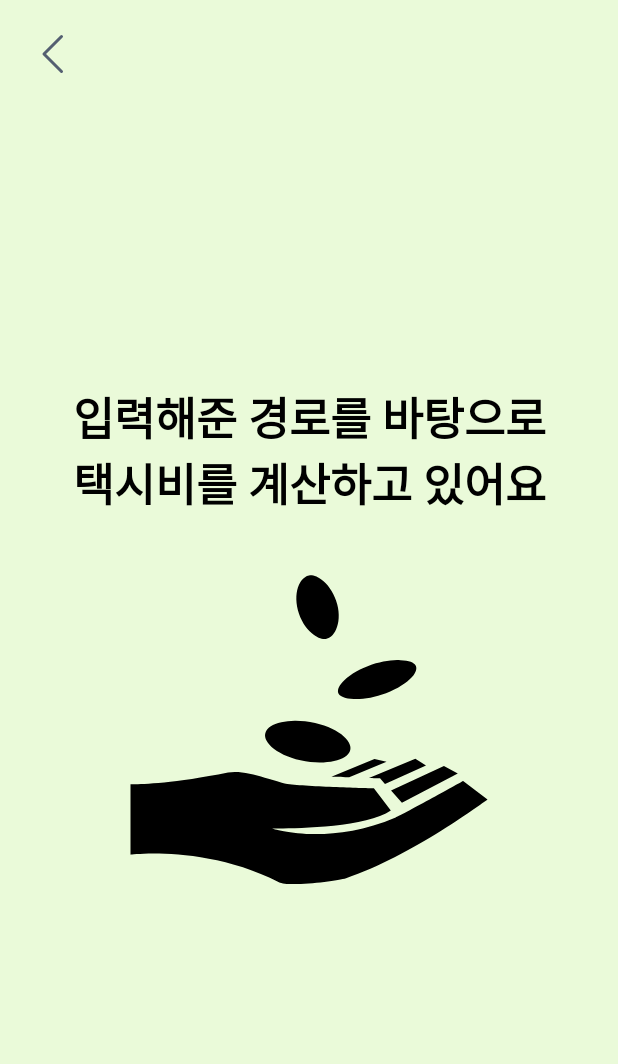
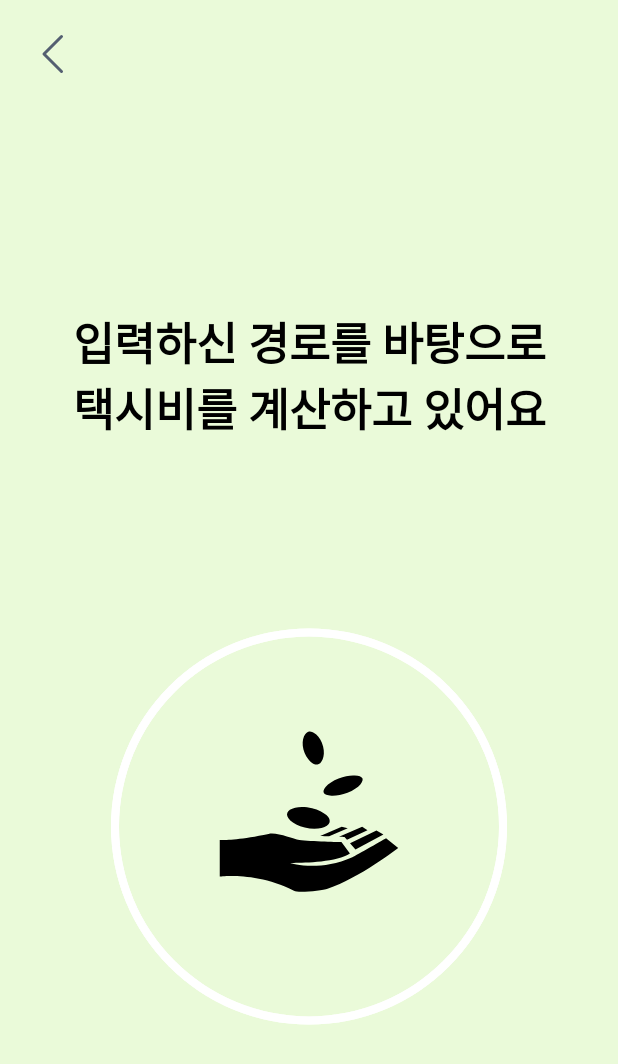
Before and after one commit to CSID-DGU/2024-1-OSS-team-3-TaxiTogether, an Android app: the layout screen7.xml on its own in the app's theme, with its tools: preview values and no code run, on a phone screen of 412 x 824 dp. Shown: the top 1064 px of the screen. Run offline under Robolectric (Android 15) with nearby library versions, the light colour scheme and no system bars.

Commit message:
Modify_screen7(Add_animation)

```diff
--- a/Android/app/src/main/java/com/taxitogether/app/screen7.java
+++ b/Android/app/src/main/java/com/taxitogether/app/screen7.java
@@ -2,17 +2,24 @@ package com.taxitogether.app;
 
 import androidx.appcompat.app.AppCompatActivity;
 
+import android.animation.ObjectAnimator;
 import android.os.Bundle;
 import android.content.Intent;
 import android.os.Handler;
 import android.view.View;
 import android.view.ViewGroup;
+import android.app.Activity;
+import android.widget.ProgressBar;
 public class screen7 extends AppCompatActivity {
     private Handler handler = new Handler();
+
+    private ProgressBar progressBar;
     @Override
     protected void onCreate(Bundle savedInstanceState) {
         super.onCreate(savedInstanceState);
         setContentView(R.layout.screen7);
+
+        progressBar = findViewById(R.id.progressBar);
         startHandler();
     }
 
@@ -23,6 +30,9 @@ public class screen7 extends AppCompatActivity {
     }
 
     private void startHandler() {
+        ObjectAnimator progressAnimator = ObjectAnimator.ofInt(progressBar, "progress", 0, 100);
+        progressAnimator.setDuration(3000); // 3초
+        progressAnimator.start();
         handler.postDelayed(new Runnable() {
             @Override
             public void run() {
--- /dev/null
+++ b/Android/app/src/main/res/anim/rotate_in.xml
@@ -0,0 +1,19 @@
+<?xml version="1.0" encoding="utf-8"?>
+<set xmlns:android="http://schemas.android.com/apk/res/android"
+    android:fillAfter="false">
+    <scale
+        android:fromXScale="1.0"
+        android:toXScale="0.0"
+        android:fromYScale="1.0"
+        android:toYScale="0.0"
+        android:pivotX="50%"
+        android:pivotY="50%"
+        android:duration="1500" />
+
+    <rotate
+        android:fromDegrees="0"
+        android:toDegrees="-360"
+        android:pivotX="50%"
+        android:pivotY="50%"
+        android:duration="1100" />
+</set>
--- /dev/null
+++ b/Android/app/src/main/res/anim/rotate_out.xml
@@ -0,0 +1,19 @@
+<?xml version="1.0" encoding="utf-8"?>
+<set xmlns:android="http://schemas.android.com/apk/res/android"
+    android:fillAfter="true">
+    <scale
+        android:fromXScale="0.0"
+        android:toXScale="1.0"
+        android:fromYScale="0.0"
+        android:toYScale="1.0"
+        android:pivotX="50%"
+        android:pivotY="50%"
+        android:duration="1500" />
+
+    <rotate
+        android:fromDegrees="360"
+        android:toDegrees="0"
+        android:pivotX="50%"
+        android:pivotY="50%"
+        android:duration="1100" />
+</set>
--- a/Android/app/src/main/res/drawable/calculating_icon.xml
+++ b/Android/app/src/main/res/drawable/calculating_icon.xml
@@ -1,6 +1,6 @@
 <vector xmlns:android="http://schemas.android.com/apk/res/android"
-    android:width="256dp"
-    android:height="223dp"
+    android:width="128dp"
+    android:height="116dp"
     android:viewportWidth="256"
     android:viewportHeight="223">
     <path
--- /dev/null
+++ b/Android/app/src/main/res/drawable/custom_progressbar.xml
@@ -0,0 +1,15 @@
+<layer-list xmlns:android="http://schemas.android.com/apk/res/android">
+    <item>
+        <shape android:shape="ring"
+            android:thickness="5dp"
+            android:useLevel="false">
+            <solid android:color="@color/white" />
+            <size android:width = "220dp" android:height="220dp"/>
+        </shape>
+
+    </item>
+    <item android:drawable="@drawable/calculating_icon"
+        android:gravity="center"
+        android:bottom="20dp"
+        />
+</layer-list>
--- /dev/null
+++ b/Android/app/src/main/res/drawable/progress.xml
@@ -0,0 +1,21 @@
+<?xml version="1.0" encoding="utf-8"?>
+<layer-list xmlns:android="http://schemas.android.com/apk/res/android">
+    <item android:id="@android:id/background">
+        <shape android:shape="ring"
+            android:thickness="5dp"
+            android:useLevel="false">
+            <solid android:color="#FFFFFF" />
+        </shape>
+    </item>
+    <item android:id="@android:id/progress">
+        <rotate
+            android:fromDegrees="270"
+            android:toDegrees="270">
+            <shape android:shape="ring"
+                android:thickness="5dp"
+                android:useLevel="true">
+                <solid android:color="#B6F675" />
+            </shape>
+        </rotate>
+    </item>
+</layer-list>
--- a/Android/app/src/main/res/layout/screen7.xml
+++ b/Android/app/src/main/res/layout/screen7.xml
@@ -24,18 +24,23 @@
         android:id="@+id/textView"
         android:layout_width="match_parent"
         android:layout_height="wrap_content"
-        android:layout_marginTop="200dp"
-        android:text="입력해준 경로를 바탕으로\n택시비를 계산하고 있어요"
+        android:layout_marginTop="150dp"
+        android:text="입력하신 경로를 바탕으로\n택시비를 계산하고 있어요"
         android:textAlignment="center"
         android:textColor="#000000"
         android:textSize="30sp"
         android:textStyle="bold" />
 
-    <ImageView
-        android:id="@+id/imageView"
+    <ProgressBar
+        android:id="@+id/progressBar"
+        style="@android:style/Widget.ProgressBar.Horizontal"
         android:layout_width="match_parent"
-        android:layout_height="wrap_content"
-        android:layout_marginTop="30dp"
-        app:srcCompat="@drawable/calculating_icon" />
+        android:layout_height="match_parent"
+        android:indeterminate="false"
+        android:progressDrawable="@drawable/progress"
+        android:background="@drawable/custom_progressbar"
+        android:max="100"
+        tools:progress="0"
+        android:layout_centerInParent="true" />
 
 </LinearLayout>
--- /dev/null
+++ b/Android/app/src/main/res/values/styles.xml
@@ -0,0 +1,6 @@
+<?xml version="1.0" encoding="utf-8"?>
+<resources>
+    <style name="CustomProgressBar" parent="Widget.AppCompat.ProgressBar">
+        <item name="android:indeterminateDrawable">@drawable/custom_progressbar</item>
+    </style>
+</resources>
```
Also changed, not shown: 3 other files.
